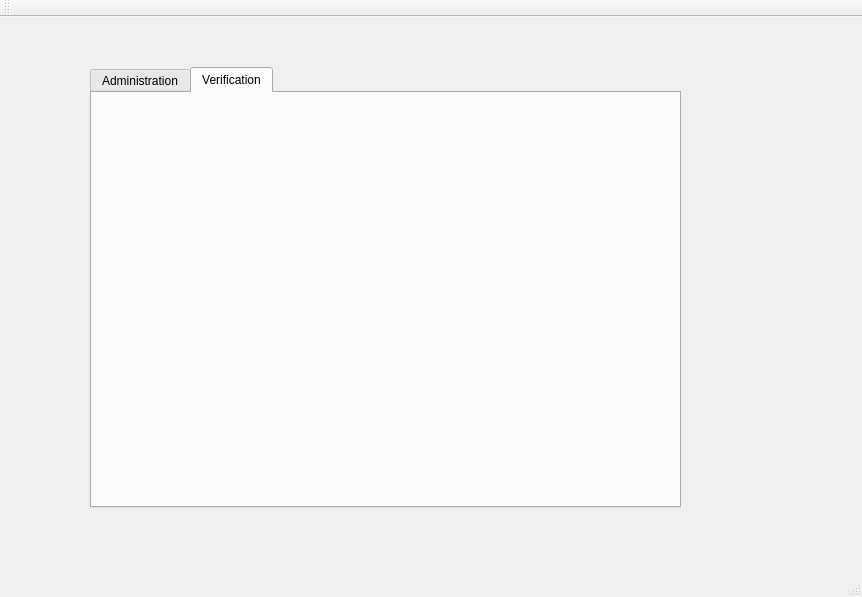
Before: the Qt Designer form mainwindow.ui in xXRem08Xx/NewWorld_BackOffice, drawn with Qt 5.
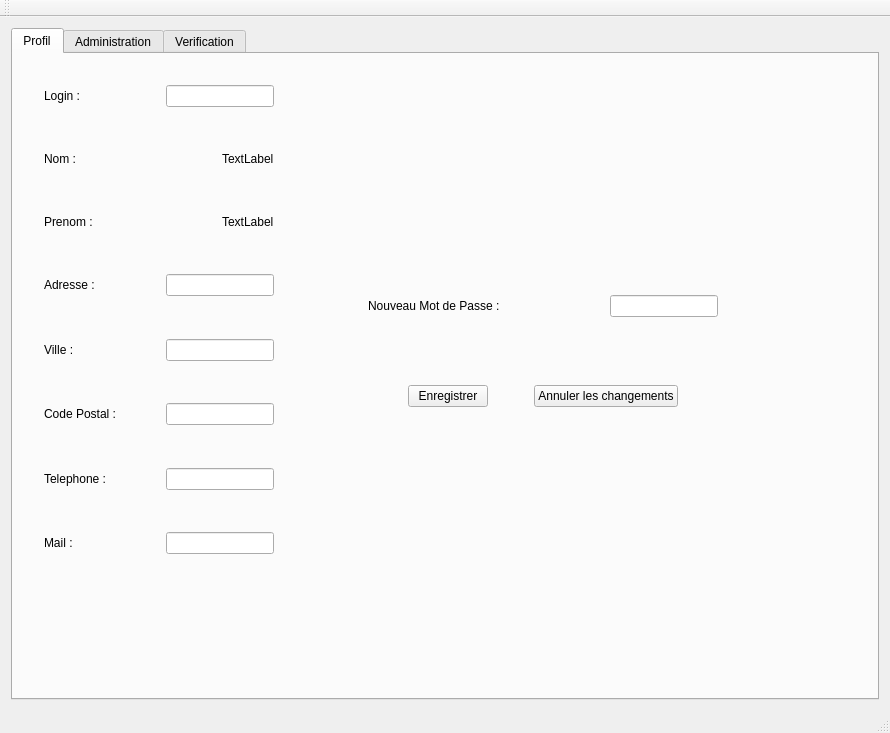
After: the same form once the commit is applied.

Commit message: Ajout de la fenetre Profil + affichage des informations de l'utilisateur + possibilité de modification des informations personnelles

The edit to the form file:
```diff
--- a/mainwindow.ui
+++ b/mainwindow.ui
@@ -6,37 +6,547 @@
    <rect>
     <x>0</x>
     <y>0</y>
-    <width>862</width>
-    <height>597</height>
+    <width>890</width>
+    <height>733</height>
    </rect>
   </property>
   <property name="windowTitle">
    <string>MainWindow</string>
   </property>
   <widget class="QWidget" name="centralWidget">
-   <widget class="QTabWidget" name="tabWidget">
-    <property name="geometry">
-     <rect>
-      <x>90</x>
-      <y>50</y>
-      <width>591</width>
-      <height>441</height>
-     </rect>
-    </property>
-    <property name="currentIndex">
-     <number>1</number>
-    </property>
-    <widget class="QWidget" name="tab">
-     <attribute name="title">
-      <string>Administration</string>
-     </attribute>
-    </widget>
-    <widget class="QWidget" name="tab_2">
-     <attribute name="title">
-      <string>Verification</string>
-     </attribute>
-    </widget>
-   </widget>
+   <layout class="QHBoxLayout" name="horizontalLayout">
+    <item>
+     <widget class="QTabWidget" name="tabWidgetGlobal">
+      <property name="currentIndex">
+       <number>0</number>
+      </property>
+      <widget class="QWidget" name="tab_3">
+       <attribute name="title">
+        <string>Profil</string>
+       </attribute>
+       <widget class="QWidget" name="">
+        <property name="geometry">
+         <rect>
+          <x>20</x>
+          <y>20</y>
+          <width>784</width>
+          <height>491</height>
+         </rect>
+        </property>
+        <layout class="QHBoxLayout" name="horizontalLayout_12">
+         <item>
+          <layout class="QVBoxLayout" name="verticalLayout">
+           <item>
+            <layout class="QHBoxLayout" name="horizontalLayout_2">
+             <item>
+              <widget class="QLabel" name="labelLogin">
+               <property name="text">
+                <string>Login : </string>
+               </property>
+              </widget>
+             </item>
+             <item>
+              <spacer name="horizontalSpacer_2">
+               <property name="orientation">
+                <enum>Qt::Horizontal</enum>
+               </property>
+               <property name="sizeHint" stdset="0">
+                <size>
+                 <width>40</width>
+                 <height>20</height>
+                </size>
+               </property>
+              </spacer>
+             </item>
+             <item>
+              <widget class="QLineEdit" name="lineEditProfil_Login"/>
+             </item>
+            </layout>
+           </item>
+           <item>
+            <spacer name="verticalSpacer">
+             <property name="orientation">
+              <enum>Qt::Vertical</enum>
+             </property>
+             <property name="sizeHint" stdset="0">
+              <size>
+               <width>20</width>
+               <height>40</height>
+              </size>
+             </property>
+            </spacer>
+           </item>
+           <item>
+            <layout class="QHBoxLayout" name="horizontalLayout_3">
+             <item>
+              <widget class="QLabel" name="labelNom">
+               <property name="text">
+                <string>Nom : </string>
+               </property>
+              </widget>
+             </item>
+             <item>
+              <spacer name="horizontalSpacer_3">
+               <property name="orientation">
+                <enum>Qt::Horizontal</enum>
+               </property>
+               <property name="sizeHint" stdset="0">
+                <size>
+                 <width>40</width>
+                 <height>20</height>
+                </size>
+               </property>
+              </spacer>
+             </item>
+             <item>
+              <widget class="QLabel" name="labelProfil_NomARemplir">
+               <property name="text">
+                <string>TextLabel</string>
+               </property>
+              </widget>
+             </item>
+            </layout>
+           </item>
+           <item>
+            <spacer name="verticalSpacer_2">
+             <property name="orientation">
+              <enum>Qt::Vertical</enum>
+             </property>
+             <property name="sizeHint" stdset="0">
+              <size>
+               <width>20</width>
+               <height>40</height>
+              </size>
+             </property>
+            </spacer>
+           </item>
+           <item>
+            <layout class="QHBoxLayout" name="horizontalLayout_4">
+             <item>
+              <widget class="QLabel" name="labelPrenom">
+               <property name="text">
+                <string>Prenom : </string>
+               </property>
+              </widget>
+             </item>
+             <item>
+              <spacer name="horizontalSpacer_4">
+               <property name="orientation">
+                <enum>Qt::Horizontal</enum>
+               </property>
+               <property name="sizeHint" stdset="0">
+                <size>
+                 <width>40</width>
+                 <height>20</height>
+                </size>
+               </property>
+              </spacer>
+             </item>
+             <item>
+              <widget class="QLabel" name="labelProfil_PrenomARemplir">
+               <property name="text">
+                <string>TextLabel</string>
+               </property>
+              </widget>
+             </item>
+            </layout>
+           </item>
+           <item>
+            <spacer name="verticalSpacer_3">
+             <property name="orientation">
+              <enum>Qt::Vertical</enum>
+             </property>
+             <property name="sizeHint" stdset="0">
+              <size>
+               <width>20</width>
+               <height>40</height>
+              </size>
+             </property>
+            </spacer>
+           </item>
+           <item>
+            <layout class="QHBoxLayout" name="horizontalLayout_5">
+             <item>
+              <widget class="QLabel" name="labelAdresse">
+               <property name="text">
+                <string>Adresse : </string>
+               </property>
+              </widget>
+             </item>
+             <item>
+              <spacer name="horizontalSpacer_5">
+               <property name="orientation">
+                <enum>Qt::Horizontal</enum>
+               </property>
+               <property name="sizeHint" stdset="0">
+                <size>
+                 <width>40</width>
+                 <height>20</height>
+                </size>
+               </property>
+              </spacer>
+             </item>
+             <item>
+              <widget class="QLineEdit" name="lineEditProfil_Adresse"/>
+             </item>
+            </layout>
+           </item>
+           <item>
+            <spacer name="verticalSpacer_4">
+             <property name="orientation">
+              <enum>Qt::Vertical</enum>
+             </property>
+             <property name="sizeHint" stdset="0">
+              <size>
+               <width>20</width>
+               <height>40</height>
+              </size>
+             </property>
+            </spacer>
+           </item>
+           <item>
+            <layout class="QHBoxLayout" name="horizontalLayout_6">
+             <item>
+              <widget class="QLabel" name="labelVille">
+               <property name="text">
+                <string>Ville : </string>
+               </property>
+              </widget>
+             </item>
+             <item>
+              <spacer name="horizontalSpacer_6">
+               <property name="orientation">
+                <enum>Qt::Horizontal</enum>
+               </property>
+               <property name="sizeHint" stdset="0">
+                <size>
+                 <width>40</width>
+                 <height>20</height>
+                </size>
+               </property>
+              </spacer>
+             </item>
+             <item>
+              <widget class="QLineEdit" name="lineEditProfil_Ville"/>
+             </item>
+            </layout>
+           </item>
+           <item>
+            <spacer name="verticalSpacer_5">
+             <property name="orientation">
+              <enum>Qt::Vertical</enum>
+             </property>
+             <property name="sizeHint" stdset="0">
+              <size>
+               <width>20</width>
+               <height>40</height>
+              </size>
+             </property>
+            </spacer>
+           </item>
+           <item>
+            <layout class="QHBoxLayout" name="horizontalLayout_7">
+             <item>
+              <widget class="QLabel" name="labelCodePostal">
+               <property name="text">
+                <string>Code Postal : </string>
+               </property>
+              </widget>
+             </item>
+             <item>
+              <spacer name="horizontalSpacer_7">
+               <property name="orientation">
+                <enum>Qt::Horizontal</enum>
+               </property>
+               <property name="sizeHint" stdset="0">
+                <size>
+                 <width>40</width>
+                 <height>20</height>
+                </size>
+               </property>
+              </spacer>
+             </item>
+             <item>
+              <widget class="QLineEdit" name="lineEditProfil_CodePostal"/>
+             </item>
+            </layout>
+           </item>
+           <item>
+            <spacer name="verticalSpacer_6">
+             <property name="orientation">
+              <enum>Qt::Vertical</enum>
+             </property>
+             <property name="sizeHint" stdset="0">
+              <size>
+               <width>20</width>
+               <height>40</height>
+              </size>
+             </property>
+            </spacer>
+           </item>
+           <item>
+            <layout class="QHBoxLayout" name="horizontalLayout_8">
+             <item>
+              <widget class="QLabel" name="labelTelephone">
+               <property name="text">
+                <string>Telephone : </string>
+               </property>
+              </widget>
+             </item>
+             <item>
+              <spacer name="horizontalSpacer_8">
+               <property name="orientation">
+                <enum>Qt::Horizontal</enum>
+               </property>
+               <property name="sizeHint" stdset="0">
+                <size>
+                 <width>40</width>
+                 <height>20</height>
+                </size>
+               </property>
+              </spacer>
+             </item>
+             <item>
+              <widget class="QLineEdit" name="lineEditProfil_Telephone"/>
+             </item>
+            </layout>
+           </item>
+           <item>
+            <spacer name="verticalSpacer_7">
+             <property name="orientation">
+              <enum>Qt::Vertical</enum>
+             </property>
+             <property name="sizeHint" stdset="0">
+              <size>
+               <width>20</width>
+               <height>40</height>
+              </size>
+             </property>
+            </spacer>
+           </item>
+           <item>
+            <layout class="QHBoxLayout" name="horizontalLayout_9">
+             <item>
+              <widget class="QLabel" name="labelMail">
+               <property name="text">
+                <string>Mail : </string>
+               </property>
+              </widget>
+             </item>
+             <item>
+              <spacer name="horizontalSpacer_9">
+               <property name="orientation">
+                <enum>Qt::Horizontal</enum>
+               </property>
+               <property name="sizeHint" stdset="0">
+                <size>
+                 <width>40</width>
+                 <height>20</height>
+                </size>
+               </property>
+              </spacer>
+             </item>
+             <item>
+              <widget class="QLineEdit" name="lineEditProfil_Mail"/>
+             </item>
+            </layout>
+           </item>
+          </layout>
+         </item>
+         <item>
+          <spacer name="horizontalSpacer_12">
+           <property name="orientation">
+            <enum>Qt::Horizontal</enum>
+           </property>
+           <property name="sizeHint" stdset="0">
+            <size>
+             <width>40</width>
+             <height>20</height>
+            </size>
+           </property>
+          </spacer>
+         </item>
+         <item>
+          <layout class="QVBoxLayout" name="verticalLayout_3">
+           <item>
+            <layout class="QVBoxLayout" name="verticalLayout_2">
+             <item>
+              <spacer name="verticalSpacer_8">
+               <property name="orientation">
+                <enum>Qt::Vertical</enum>
+               </property>
+               <property name="sizeHint" stdset="0">
+                <size>
+                 <width>20</width>
+                 <height>40</height>
+                </size>
+               </property>
+              </spacer>
+             </item>
+             <item>
+              <layout class="QVBoxLayout" name="verticalLayout_4">
+               <item>
+                <spacer name="verticalSpacer_10">
+                 <property name="orientation">
+                  <enum>Qt::Vertical</enum>
+                 </property>
+                 <property name="sizeHint" stdset="0">
+                  <size>
+                   <width>20</width>
+                   <height>40</height>
+                  </size>
+                 </property>
+                </spacer>
+               </item>
+               <item>
+                <layout class="QHBoxLayout" name="horizontalLayout_13">
+                 <item>
+                  <widget class="QLabel" name="labelProfil_password">
+                   <property name="text">
+                    <string>Nouveau Mot de Passe : </string>
+                   </property>
+                  </widget>
+                 </item>
+                 <item>
+                  <spacer name="horizontalSpacer_14">
+                   <property name="orientation">
+                    <enum>Qt::Horizontal</enum>
+                   </property>
+                   <property name="sizeHint" stdset="0">
+                    <size>
+                     <width>40</width>
+                     <height>20</height>
+                    </size>
+                   </property>
+                  </spacer>
+                 </item>
+                 <item>
+                  <widget class="QLineEdit" name="lineEditProfil_password"/>
+                 </item>
+                </layout>
+               </item>
+               <item>
+                <spacer name="verticalSpacer_11">
+                 <property name="orientation">
+                  <enum>Qt::Vertical</enum>
+                 </property>
+                 <property name="sizeHint" stdset="0">
+                  <size>
+                   <width>20</width>
+                   <height>40</height>
+                  </size>
+                 </property>
+                </spacer>
+               </item>
+              </layout>
+             </item>
+             <item>
+              <layout class="QHBoxLayout" name="horizontalLayout_11">
+               <item>
+                <spacer name="horizontalSpacer_10">
+                 <property name="orientation">
+                  <enum>Qt::Horizontal</enum>
+                 </property>
+                 <property name="sizeHint" stdset="0">
+                  <size>
+                   <width>40</width>
+                   <height>20</height>
+                  </size>
+                 </property>
+                </spacer>
+               </item>
+               <item>
+                <layout class="QHBoxLayout" name="horizontalLayout_10">
+                 <item>
+                  <widget class="QPushButton" name="pushButtonProfil_Enregistrer">
+                   <property name="text">
+                    <string>Enregistrer</string>
+                   </property>
+                  </widget>
+                 </item>
+                 <item>
+                  <spacer name="horizontalSpacer">
+                   <property name="orientation">
+                    <enum>Qt::Horizontal</enum>
+                   </property>
+                   <property name="sizeHint" stdset="0">
+                    <size>
+                     <width>40</width>
+                     <height>20</height>
+                    </size>
+                   </property>
+                  </spacer>
+                 </item>
+                 <item>
+                  <widget class="QPushButton" name="pushButtonProfil_Annuler">
+                   <property name="text">
+                    <string>Annuler les changements</string>
+                   </property>
+                  </widget>
+                 </item>
+                </layout>
+               </item>
+               <item>
+                <spacer name="horizontalSpacer_11">
+                 <property name="orientation">
+                  <enum>Qt::Horizontal</enum>
+                 </property>
+                 <property name="sizeHint" stdset="0">
+                  <size>
+                   <width>40</width>
+                   <height>20</height>
+                  </size>
+                 </property>
+                </spacer>
+               </item>
+              </layout>
+             </item>
+             <item>
+              <spacer name="verticalSpacer_9">
+               <property name="orientation">
+                <enum>Qt::Vertical</enum>
+               </property>
+               <property name="sizeHint" stdset="0">
+                <size>
+                 <width>20</width>
+                 <height>40</height>
+                </size>
+               </property>
+              </spacer>
+             </item>
+            </layout>
+           </item>
+          </layout>
+         </item>
+         <item>
+          <spacer name="horizontalSpacer_13">
+           <property name="orientation">
+            <enum>Qt::Horizontal</enum>
+           </property>
+           <property name="sizeHint" stdset="0">
+            <size>
+             <width>40</width>
+             <height>20</height>
+            </size>
+           </property>
+          </spacer>
+         </item>
+        </layout>
+       </widget>
+      </widget>
+      <widget class="QWidget" name="tab">
+       <attribute name="title">
+        <string>Administration</string>
+       </attribute>
+      </widget>
+      <widget class="QWidget" name="tab_2">
+       <attribute name="title">
+        <string>Verification</string>
+       </attribute>
+      </widget>
+     </widget>
+    </item>
+   </layout>
   </widget>
   <widget class="QMenuBar" name="menuBar">
    <property name="geometry">
```
Left out of the diff: 2 changed lines with no effect on the pictures. The commit also changes 8 other files.
